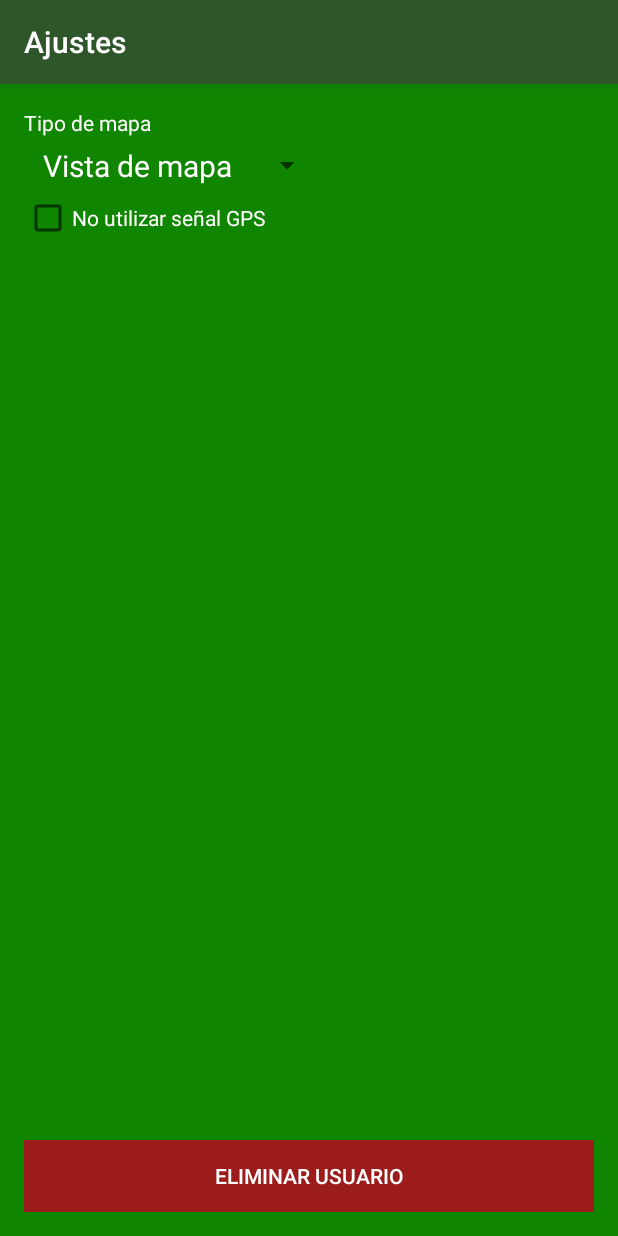
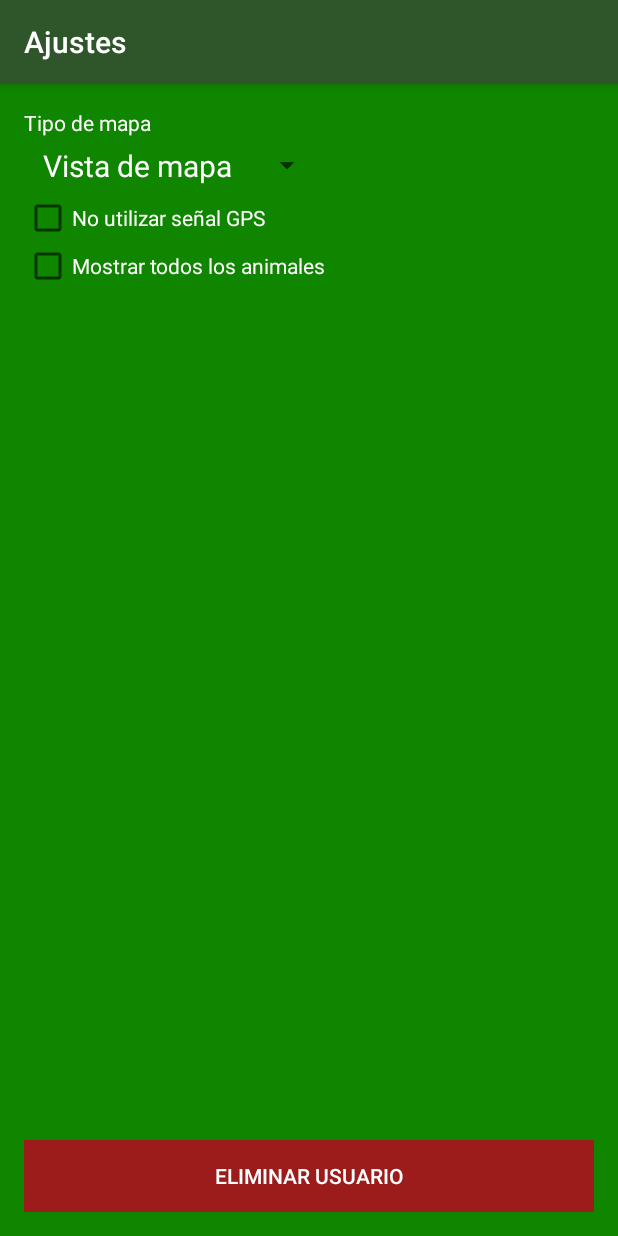
Before and after one commit to rusifiqui/FoundAPet, an Android app: the SettingsActivity screen opened directly, with no data from a screen before it, on a phone screen of 412 x 824 dp. Run offline under Robolectric (Android 15) with nearby library versions, the phone set to English and light mode, and no system bars; our stand-ins replace Volley.

Commit message:
Añadida opción de mostrar todos los animales.

```diff
--- a/app/src/main/java/com/jvilam/foundapet/SettingsActivity.java
+++ b/app/src/main/java/com/jvilam/foundapet/SettingsActivity.java
@@ -26,8 +26,9 @@ import org.json.JSONObject;
 
 public class SettingsActivity extends BaseVolleyActivity {
 
-    Spinner mapType;
-    CheckBox noGps;
+    private Spinner mapType;
+    private CheckBox noGps;
+    private CheckBox showAllPets;
 
     SharedPreferences prefs;
     SharedPreferences.Editor editor;
@@ -47,6 +48,7 @@ public class SettingsActivity extends BaseVolleyActivity {
 
         mapType = (Spinner) findViewById(R.id.spinnermapType);
         noGps = (CheckBox) findViewById(R.id.checkBoxNoGps);
+        showAllPets = (CheckBox) findViewById(R.id.checkBoxShowAllPets);
         Button deleteUserButton = (Button) findViewById(R.id.buttonDeleteUser);
 
         ArrayAdapter<CharSequence> adapter = ArrayAdapter.createFromResource(this,
@@ -78,6 +80,14 @@ public class SettingsActivity extends BaseVolleyActivity {
             }
         });
 
+        showAllPets.setOnCheckedChangeListener(new CompoundButton.OnCheckedChangeListener() {
+            @Override
+            public void onCheckedChanged(CompoundButton buttonView, boolean isChecked) {
+                editor.putBoolean("allPets", isChecked);
+                editor.commit();
+            }
+        });
+
         if (deleteUserButton != null) {
             deleteUserButton.setOnClickListener(new View.OnClickListener() {
                 @Override
@@ -99,6 +109,9 @@ public class SettingsActivity extends BaseVolleyActivity {
             }
             if(prefs.contains("noGps")){
                 noGps.setChecked(prefs.getBoolean("noGps", false));
+            }
+            if(prefs.contains("allPets")){
+                showAllPets.setChecked(prefs.getBoolean("allPets", false));
             }
         }
     }
--- a/app/src/main/res/layout/activity_settings.xml
+++ b/app/src/main/res/layout/activity_settings.xml
@@ -53,4 +53,14 @@
         android:layout_alignParentEnd="true"
         android:layout_alignParentLeft="true"
         android:layout_alignParentStart="true" />
+
+    <CheckBox
+        android:layout_width="wrap_content"
+        android:layout_height="wrap_content"
+        android:text="@string/show_all_pets"
+        android:id="@+id/checkBoxShowAllPets"
+        android:layout_below="@+id/checkBoxNoGps"
+        android:layout_alignParentLeft="true"
+        android:textColor="@color/textColor"
+        android:layout_alignParentStart="true" />
 </RelativeLayout>
--- a/app/src/main/res/values/strings.xml
+++ b/app/src/main/res/values/strings.xml
@@ -94,6 +94,7 @@
     <string name="yes">Continuar</string>
     <string name="no">Cancelar</string>
     <string name="deleteing_user">Eliminando usuario</string>
+    <string name="show_all_pets">Mostrar todos los animales</string>
 
     <!-- Pantalla de comentarios -->
     <string name="new_comment">Comentar</string>
--- a/app/src/main/res/values/urls.xml
+++ b/app/src/main/res/values/urls.xml
@@ -4,6 +4,7 @@
     <!-- DESARROLLO -->
     <!--<string name="url_login" translatable="false">http://kikevila.noip.me:8080/foundapet/login.php</string>
     <string name="url_register" translatable="false">http://kikevila.noip.me:8080/foundapet/register.php</string>
+    <string name="url_get_all_pets" translatable="false">http://kikevila.noip.me:8080/foundapet/getAllPets.php</string>
     <string name="url_get_pets_by_state" translatable="false">http://kikevila.noip.me:8080/foundapet/getPetsByState.php</string>
     <string name="url_new_pet" translatable="false">http://kikevila.noip.me:8080/foundapet/newPet.php</string>
     <string name="url_get_users_positions" translatable="false">http://kikevila.noip.me:8080/foundapet/getUsersPositions.php</string>
@@ -18,6 +19,7 @@
     <!-- DESARROLLO 2-->
     <!--<string name="url_login" translatable="false">http://kikevila.noip.me:8081/foundapet/login.php</string>
     <string name="url_register" translatable="false">http://kikevila.noip.me:8081/foundapet/register.php</string>
+    <string name="url_get_all_pets" translatable="false">http://kikevila.noip.me:8081/foundapet/getAllPets.php</string>
     <string name="url_get_pets_by_state" translatable="false">http://kikevila.noip.me:8081/foundapet/getPetsByState.php</string>
     <string name="url_new_pet" translatable="false">http://kikevila.noip.me:8081/foundapet/newPet.php</string>
     <string name="url_get_users_positions" translatable="false">http://kikevila.noip.me:8081/foundapet/getUsersPositions.php</string>
@@ -32,6 +34,7 @@
     <!-- PRODUCCION -->
     <string name="url_login" translatable="false">http://quiquevila.es/foundapet/login.php</string>
     <string name="url_register" translatable="false">http://quiquevila.es/foundapet/register.php</string>
+    <string name="url_get_all_pets" translatable="false">http://quiquevila.es/foundapet/getAllPets.php</string>
     <string name="url_get_pets_by_state" translatable="false">http://quiquevila.es/foundapet/getPetsByState.php</string>
     <string name="url_new_pet" translatable="false">http://quiquevila.es/foundapet/newPet.php</string>
     <string name="url_get_users_positions" translatable="false">http://quiquevila.es/foundapet/getUsersPositions.php</string>
```
Also changed, not shown: app/build.gradle (+3 -8 lines), app/src/main/java/com/jvilam/foundapet/MainActivity.java (+9 -2 lines), 2 other files.
